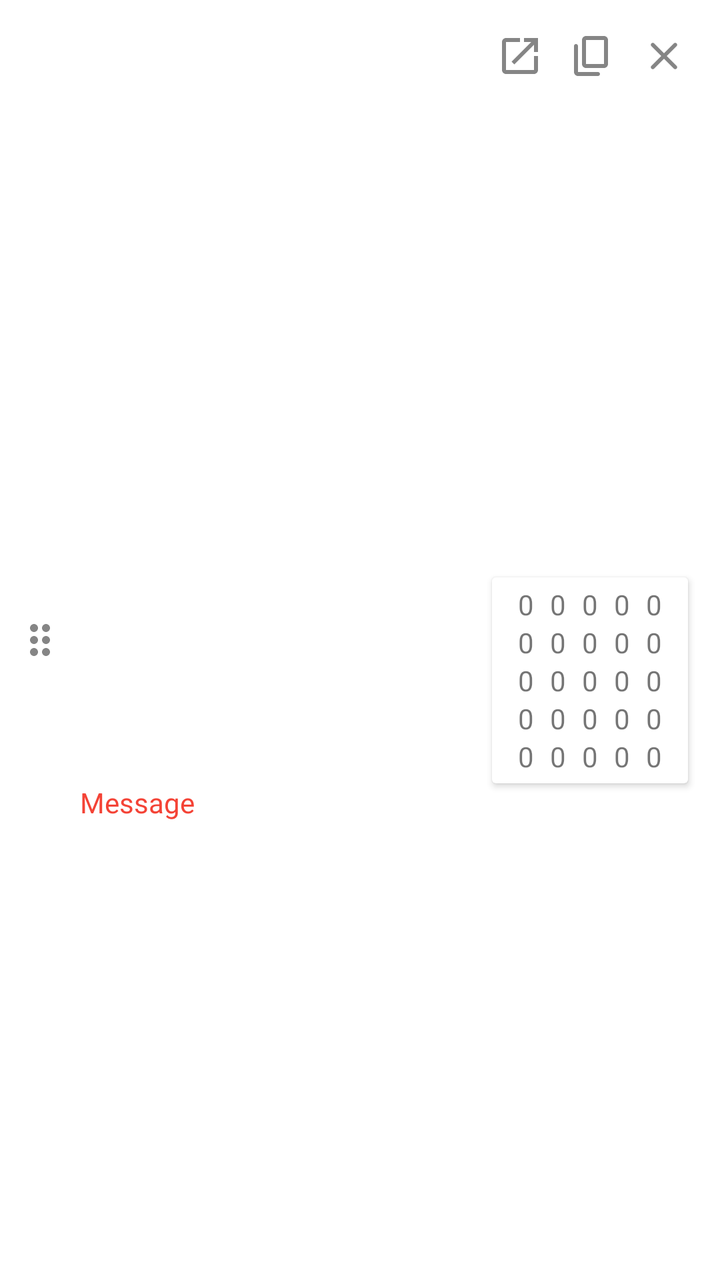
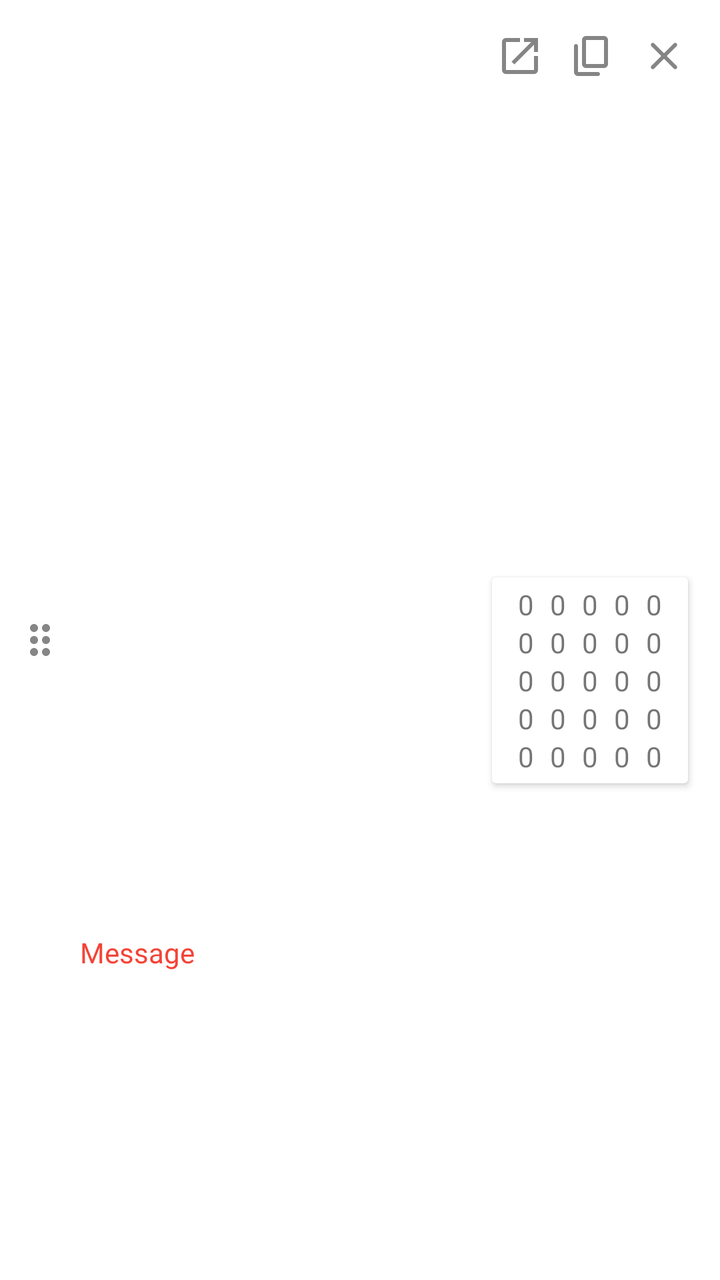

Screens rendered from an Android XML layout before and after an edit, with the pre-edit source and the edit as a unified diff.
<!-- AndroidManifest.xml: application theme Theme.Matscape -->
<!-- res/layout/item_result_card.xml -->
<?xml version="1.0" encoding="utf-8"?>
<androidx.constraintlayout.widget.ConstraintLayout xmlns:android="http://schemas.android.com/apk/res/android"
    xmlns:app="http://schemas.android.com/apk/res-auto"
    xmlns:tools="http://schemas.android.com/tools"
    android:layout_width="match_parent"
    android:layout_height="wrap_content"
    android:background="@color/white"
    android:minHeight="60dp">


    <ImageView
        android:id="@+id/resultCardDragButton"
        android:layout_width="wrap_content"
        android:layout_height="wrap_content"
        android:layout_marginStart="8dp"
        android:contentDescription="@string/desc_drag_result"
        android:src="@drawable/ic_result_card_drag"
        app:layout_constraintBottom_toBottomOf="parent"
        app:layout_constraintStart_toStartOf="parent"
        app:layout_constraintTop_toTopOf="parent" />


    <androidx.recyclerview.widget.RecyclerView
        android:id="@+id/ExpressionRecyclerView"
        android:layout_width="0dp"
        android:layout_height="wrap_content"
        android:layout_marginStart="8dp"
        android:layout_marginEnd="8dp"
        app:layout_constraintBottom_toBottomOf="@+id/resultCardDragButton"
        app:layout_constraintEnd_toStartOf="@+id/AddResultMatrixButton"
        app:layout_constraintHorizontal_bias="0.0"
        app:layout_constraintStart_toEndOf="@+id/resultCardDragButton"
        app:layout_constraintTop_toTopOf="parent" />

    <TextView
        android:id="@+id/ResultCardMessage"
        android:layout_width="wrap_content"
        android:layout_height="wrap_content"
        android:text="@string/placeholder_result_msg"
        android:textColor="#F44336"
        android:layout_marginBottom="4dp"
        app:layout_constraintBottom_toBottomOf="parent"
        app:layout_constraintStart_toStartOf="@+id/ExpressionRecyclerView"
        app:layout_constraintTop_toBottomOf="@+id/ExpressionRecyclerView" />

    <ImageView
        android:id="@+id/DeleteResultButton"
        android:layout_width="wrap_content"
        android:layout_height="wrap_content"
        android:layout_marginTop="16dp"
        android:layout_marginEnd="16dp"
        android:background="?attr/selectableItemBackgroundBorderless"
        android:clickable="true"
        android:contentDescription="@string/desc_delete_result"
        android:focusable="true"
        android:src="@drawable/ic_result_card_delete"
        app:layout_constraintEnd_toEndOf="parent"
        app:layout_constraintTop_toTopOf="parent"
        tools:ignore="TouchTargetSizeCheck" />

    <androidx.cardview.widget.CardView
        android:id="@+id/cardView2"
        android:layout_width="wrap_content"
        android:layout_height="wrap_content"
        android:layout_marginTop="16dp"
        android:layout_marginBottom="16dp"
        android:layout_marginEnd="16dp"
        android:clickable="true"
        android:focusable="true"
        app:layout_constraintBottom_toBottomOf="parent"
        app:layout_constraintEnd_toEndOf="parent"
        app:layout_constraintTop_toBottomOf="@+id/DeleteResultButton">

        <androidx.constraintlayout.widget.ConstraintLayout
            android:layout_width="match_parent"
            android:layout_height="match_parent"
            android:padding="4dp">

            <androidx.constraintlayout.widget.Guideline
                android:id="@+id/guideline3"
                android:layout_width="wrap_content"
                android:layout_height="wrap_content"
                android:orientation="vertical"
                app:layout_constraintGuide_begin="5dp" />

            <LinearLayout
                android:id="@+id/linearLayout6"
                android:layout_width="wrap_content"
                android:layout_height="wrap_content"
                android:gravity="center"
                android:orientation="vertical"
                app:layout_constraintBottom_toBottomOf="parent"
                app:layout_constraintEnd_toStartOf="@+id/linearLayout7"
                app:layout_constraintHorizontal_bias="0.5"
                app:layout_constraintStart_toStartOf="@+id/guideline3"
                app:layout_constraintTop_toTopOf="parent">

                <TextView
                    style="@style/MatrixCardsMatrixText"
                    android:text="@string/placeholder_matrix_text" />

                <TextView
                    style="@style/MatrixCardsMatrixText"
                    android:text="@string/placeholder_matrix_text" />

                <TextView
                    style="@style/MatrixCardsMatrixText"
                    android:text="@string/placeholder_matrix_text" />

                <TextView
                    style="@style/MatrixCardsMatrixText"
                    android:text="@string/placeholder_matrix_text" />

                <TextView
                    style="@style/MatrixCardsMatrixText"
                    android:text="@string/placeholder_matrix_text" />

            </LinearLayout>

            <LinearLayout
                android:id="@+id/linearLayout7"
                android:layout_width="wrap_content"
                android:layout_height="wrap_content"
                android:gravity="center"
                android:orientation="vertical"
                app:layout_constraintBottom_toBottomOf="parent"
                app:layout_constraintEnd_toStartOf="@+id/linearLayout8"
                app:layout_constraintHorizontal_bias="0.5"
                app:layout_constraintStart_toEndOf="@+id/linearLayout6"
                app:layout_constraintTop_toTopOf="parent">

                <TextView
                    style="@style/MatrixCardsMatrixText"
                    android:text="@string/placeholder_matrix_text" />

                <TextView
                    style="@style/MatrixCardsMatrixText"
                    android:text="@string/placeholder_matrix_text" />

                <TextView
                    style="@style/MatrixCardsMatrixText"
                    android:text="@string/placeholder_matrix_text" />

                <TextView
                    style="@style/MatrixCardsMatrixText"
                    android:text="@string/placeholder_matrix_text" />

                <TextView
                    style="@style/MatrixCardsMatrixText"
                    android:text="@string/placeholder_matrix_text" />

            </LinearLayout>

            <LinearLayout
                android:id="@+id/linearLayout8"
                android:layout_width="wrap_content"
                android:layout_height="wrap_content"
                android:gravity="center"
                android:orientation="vertical"
                app:layout_constraintBottom_toBottomOf="parent"
                app:layout_constraintEnd_toStartOf="@+id/linearLayout9"
                app:layout_constraintHorizontal_bias="0.5"
                app:layout_constraintStart_toEndOf="@+id/linearLayout7"
                app:layout_constraintTop_toTopOf="parent">

                <TextView
                    style="@style/MatrixCardsMatrixText"
                    android:text="@string/placeholder_matrix_text" />

                <TextView
                    style="@style/MatrixCardsMatrixText"
                    android:text="@string/placeholder_matrix_text" />

                <TextView
                    style="@style/MatrixCardsMatrixText"
                    android:text="@string/placeholder_matrix_text" />

                <TextView
                    style="@style/MatrixCardsMatrixText"
                    android:text="@string/placeholder_matrix_text" />

                <TextView
                    style="@style/MatrixCardsMatrixText"
                    android:text="@string/placeholder_matrix_text" />

            </LinearLayout>

            <LinearLayout
                android:id="@+id/linearLayout9"
                android:layout_width="wrap_content"
                android:layout_height="wrap_content"
                android:gravity="center"
                android:orientation="vertical"
                app:layout_constraintBottom_toBottomOf="parent"
                app:layout_constraintEnd_toStartOf="@+id/linearLayout10"
                app:layout_constraintHorizontal_bias="0.5"
                app:layout_constraintStart_toEndOf="@+id/linearLayout8"
                app:layout_constraintTop_toTopOf="parent">

                <TextView
                    style="@style/MatrixCardsMatrixText"
                    android:text="@string/placeholder_matrix_text" />

                <TextView
                    style="@style/MatrixCardsMatrixText"
                    android:text="@string/placeholder_matrix_text" />

                <TextView
                    style="@style/MatrixCardsMatrixText"
                    android:text="@string/placeholder_matrix_text" />

                <TextView
                    style="@style/MatrixCardsMatrixText"
                    android:text="@string/placeholder_matrix_text" />

                <TextView
                    style="@style/MatrixCardsMatrixText"
                    android:text="@string/placeholder_matrix_text" />

            </LinearLayout>

            <LinearLayout
                android:id="@+id/linearLayout10"
                android:layout_width="wrap_content"
                android:layout_height="wrap_content"
                android:gravity="center"
                android:orientation="vertical"
                app:layout_constraintBottom_toBottomOf="parent"
                app:layout_constraintEnd_toEndOf="@id/guideline4"
                app:layout_constraintHorizontal_bias="0.5"
                app:layout_constraintStart_toEndOf="@+id/linearLayout9"
                app:layout_constraintTop_toTopOf="parent">

                <TextView
                    style="@style/MatrixCardsMatrixText"
                    android:text="@string/placeholder_matrix_text" />

                <TextView
                    style="@style/MatrixCardsMatrixText"
                    android:text="@string/placeholder_matrix_text" />

                <TextView
                    style="@style/MatrixCardsMatrixText"
                    android:text="@string/placeholder_matrix_text" />

                <TextView
                    style="@style/MatrixCardsMatrixText"
                    android:text="@string/placeholder_matrix_text" />

                <TextView
                    style="@style/MatrixCardsMatrixText"
                    android:text="@string/placeholder_matrix_text" />

            </LinearLayout>

            <androidx.constraintlayout.widget.Guideline
                android:id="@+id/guideline4"
                android:layout_width="wrap_content"
                android:layout_height="wrap_content"
                android:orientation="vertical"
                app:layout_constraintGuide_end="5dp" />

        </androidx.constraintlayout.widget.ConstraintLayout>
    </androidx.cardview.widget.CardView>

    <ImageView
        android:id="@+id/CopyResultButton"
        android:layout_width="wrap_content"
        android:layout_height="wrap_content"
        android:layout_marginEnd="12dp"
        android:background="?attr/selectableItemBackgroundBorderless"
        android:clickable="true"
        android:focusable="true"
        android:src="@drawable/ic_mat_card_copy"
        app:layout_constraintBottom_toBottomOf="@+id/DeleteResultButton"
        app:layout_constraintEnd_toStartOf="@+id/DeleteResultButton"
        app:layout_constraintTop_toTopOf="@+id/DeleteResultButton"
        android:contentDescription="@string/desc_copy_result" />

    <ImageView
        android:id="@+id/AddResultMatrixButton"
        android:layout_width="wrap_content"
        android:layout_height="wrap_content"
        android:layout_marginEnd="12dp"
        android:background="?attr/selectableItemBackgroundBorderless"
        android:clickable="true"
        android:focusable="true"

        android:src="@drawable/ic_result_add_matrix"
        app:layout_constraintBottom_toBottomOf="@+id/DeleteResultButton"
        app:layout_constraintEnd_toStartOf="@+id/CopyResultButton"
        app:layout_constraintTop_toTopOf="@+id/DeleteResultButton"
        android:contentDescription="@string/desc_add_result_matrix" />

</androidx.constraintlayout.widget.ConstraintLayout>
<!-- resources referenced by this layout -->
<resources>
  <color name="white">#FFFFFFFF</color>
  <!-- drawable ic_mat_card_copy (drawable) -->
  <vector android:alpha="0.8" android:height="24dp"
      android:tint="?attr/colorControlNormal" android:viewportHeight="24"
      android:viewportWidth="24" android:width="24dp" xmlns:android="http://schemas.android.com/apk/res/android">
      <path android:fillColor="@android:color/white" android:pathData="M15,20H5V7c0,-0.55 -0.45,-1 -1,-1h0C3.45,6 3,6.45 3,7v13c0,1.1 0.9,2 2,2h10c0.55,0 1,-0.45 1,-1v0C16,20.45 15.55,20 15,20zM20,16V4c0,-1.1 -0.9,-2 -2,-2H9C7.9,2 7,2.9 7,4v12c0,1.1 0.9,2 2,2h9C19.1,18 20,17.1 20,16zM18,16H9V4h9V16z"/>
  </vector>
  <!-- drawable ic_result_add_matrix (drawable) -->
  <vector android:alpha="0.8" android:autoMirrored="true"
      android:height="24dp" android:tint="?attr/colorControlNormal"
      android:viewportHeight="24" android:viewportWidth="24"
      android:width="24dp" xmlns:android="http://schemas.android.com/apk/res/android">
      <path android:fillColor="@android:color/white" android:pathData="M19,19H5V5h7V3H5c-1.11,0 -2,0.9 -2,2v14c0,1.1 0.89,2 2,2h14c1.1,0 2,-0.9 2,-2v-7h-2v7zM14,3v2h3.59l-9.83,9.83 1.41,1.41L19,6.41V10h2V3h-7z"/>
  </vector>
  <!-- drawable ic_result_card_delete (drawable) -->
  <vector android:alpha="0.8" android:height="24dp"
      android:tint="?attr/colorControlNormal" android:viewportHeight="24"
      android:viewportWidth="24" android:width="24dp" xmlns:android="http://schemas.android.com/apk/res/android">
      <path android:fillColor="@android:color/white" android:pathData="M18.3,5.71c-0.39,-0.39 -1.02,-0.39 -1.41,0L12,10.59 7.11,5.7c-0.39,-0.39 -1.02,-0.39 -1.41,0 -0.39,0.39 -0.39,1.02 0,1.41L10.59,12 5.7,16.89c-0.39,0.39 -0.39,1.02 0,1.41 0.39,0.39 1.02,0.39 1.41,0L12,13.41l4.89,4.89c0.39,0.39 1.02,0.39 1.41,0 0.39,-0.39 0.39,-1.02 0,-1.41L13.41,12l4.89,-4.89c0.38,-0.38 0.38,-1.02 0,-1.4z"/>
  </vector>
  <string name="desc_add_result_matrix">Add result card as new Matrix</string>
  
      //for ChangeMatrix Activity
  <string name="desc_copy_result">Copy Result Card</string>
  <string name="desc_delete_result">Delete this result</string>
  <string name="desc_drag_result">Result Card Drag Handle</string>
  <string name="placeholder_matrix_text">0</string>
  <string name="placeholder_result_msg">Message</string>
  <style name="MatrixCardsMatrixText">
          <item name="android:layout_width">wrap_content</item>
          <item name="android:layout_height">wrap_content</item>
          <item name="android:text">@string/placeholder_matrix_text</item>
          <item name="android:layout_marginStart">4dp</item>
          <item name="android:layout_marginEnd">4dp</item>
          <item name="android:textSize">14sp</item>
      </style>
  
      //for ChangeMatrix Matrix Fields linear layouts
  <style name="Theme.Matscape" parent="Theme.MaterialComponents.DayNight.NoActionBar">
          
          <item name="colorPrimary">@color/purple_500</item>
          <item name="colorPrimaryVariant">@color/purple_700</item>
          <item name="colorOnPrimary">@color/white</item>
          
          <item name="colorSecondary">@color/teal_200</item>
          <item name="colorSecondaryVariant">@color/teal_700</item>
          <item name="colorOnSecondary">@color/black</item>
          
          <item name="android:statusBarColor" tools:targetApi="l">?attr/colorPrimaryVariant</item>
          
      </style>
  <color name="purple_500">#FF6200EE</color>
  <color name="purple_700">#FF3700B3</color>
  <color name="teal_200">#FF03DAC5</color>
  <color name="teal_700">#FF018786</color>
  <color name="black">#FF000000</color>
  <!-- unchanged entries left out for length: 1 -->
</resources>

<!-- the commit's change to res/layout/item_result_card.xml (unified diff, before → after) -->
@@ -5,14 +5,17 @@
     android:layout_width="match_parent"
     android:layout_height="wrap_content"
     android:background="@color/white"
-    android:minHeight="60dp">
+    android:minHeight="60dp"
+    android:id="@+id/ResultCardCL">
 
 
     <ImageView
         android:id="@+id/resultCardDragButton"
         android:layout_width="wrap_content"
-        android:layout_height="wrap_content"
+        android:layout_height="0px"
         android:layout_marginStart="8dp"
+        android:layout_marginTop="8dp"
+        android:layout_marginBottom="8dp"
         android:contentDescription="@string/desc_drag_result"
         android:src="@drawable/ic_result_card_drag"
         app:layout_constraintBottom_toBottomOf="parent"
